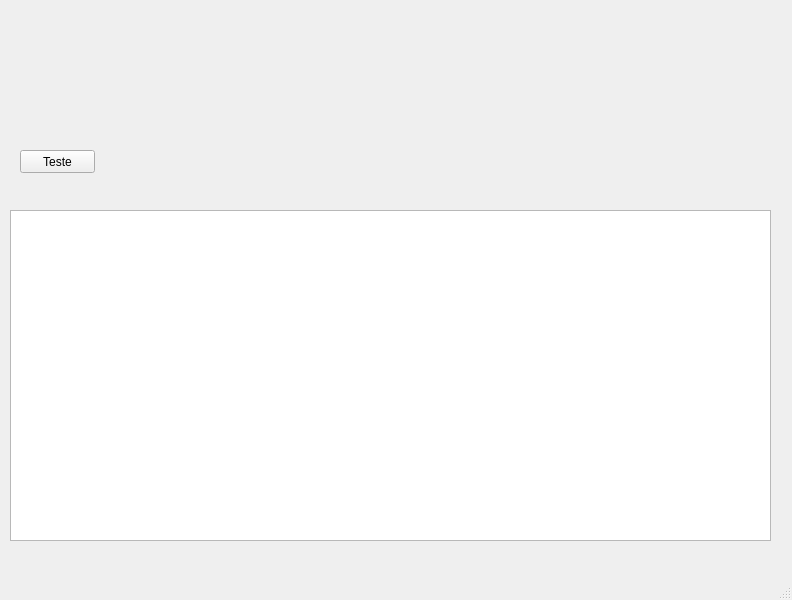
gemma-gaspa/DoReMi, file DoReMi/mainwindow.ui: the form before one commit.
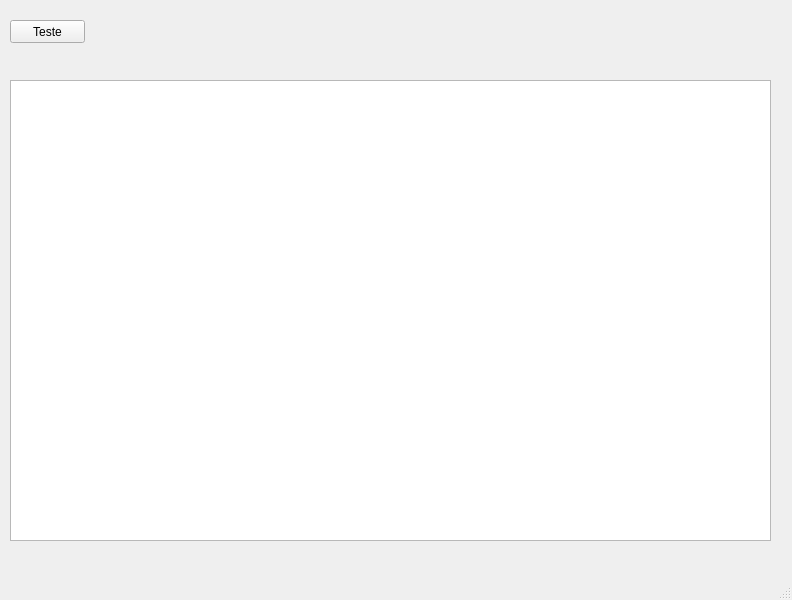
The form after the commit.

Commit message:
Acessando API.
Só falta repassar token

Diff of the .ui file:
```diff
--- a/DoReMi/mainwindow.ui
+++ b/DoReMi/mainwindow.ui
@@ -17,8 +17,8 @@
    <widget class="QPushButton" name="opW_PushButton_TestaSpotify">
     <property name="geometry">
      <rect>
-      <x>20</x>
-      <y>150</y>
+      <x>10</x>
+      <y>20</y>
       <width>75</width>
       <height>23</height>
      </rect>
@@ -31,9 +31,9 @@
     <property name="geometry">
      <rect>
       <x>10</x>
-      <y>210</y>
+      <y>80</y>
       <width>761</width>
-      <height>331</height>
+      <height>461</height>
      </rect>
     </property>
    </widget>
```
The commit also changes 1 other file.
